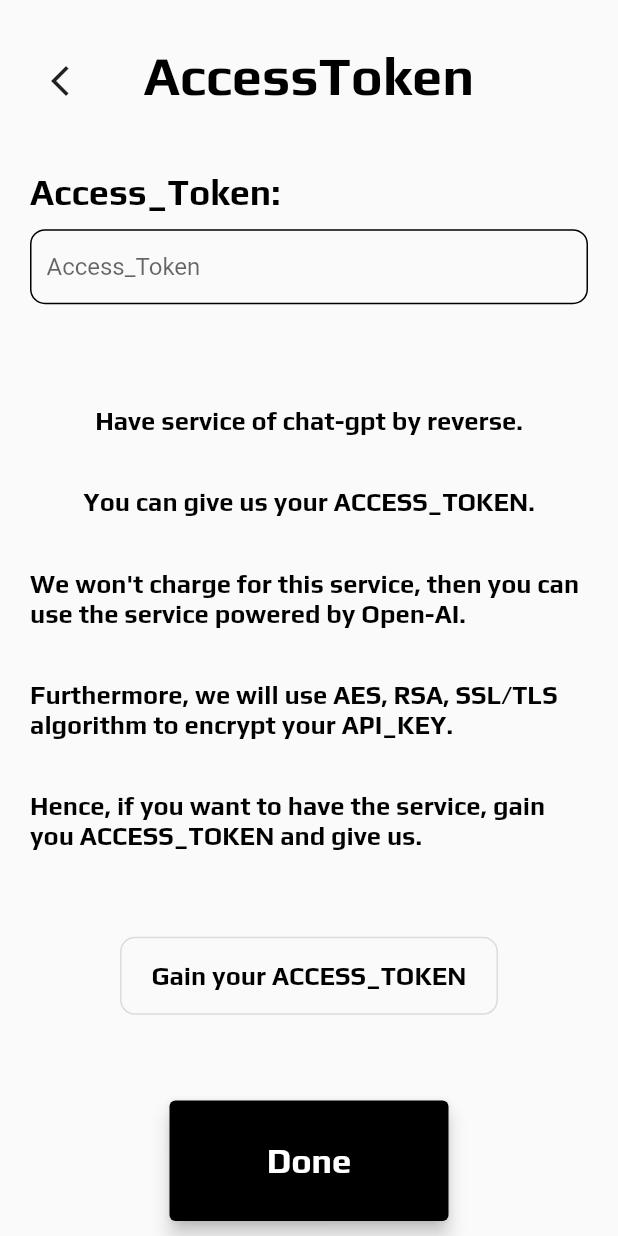
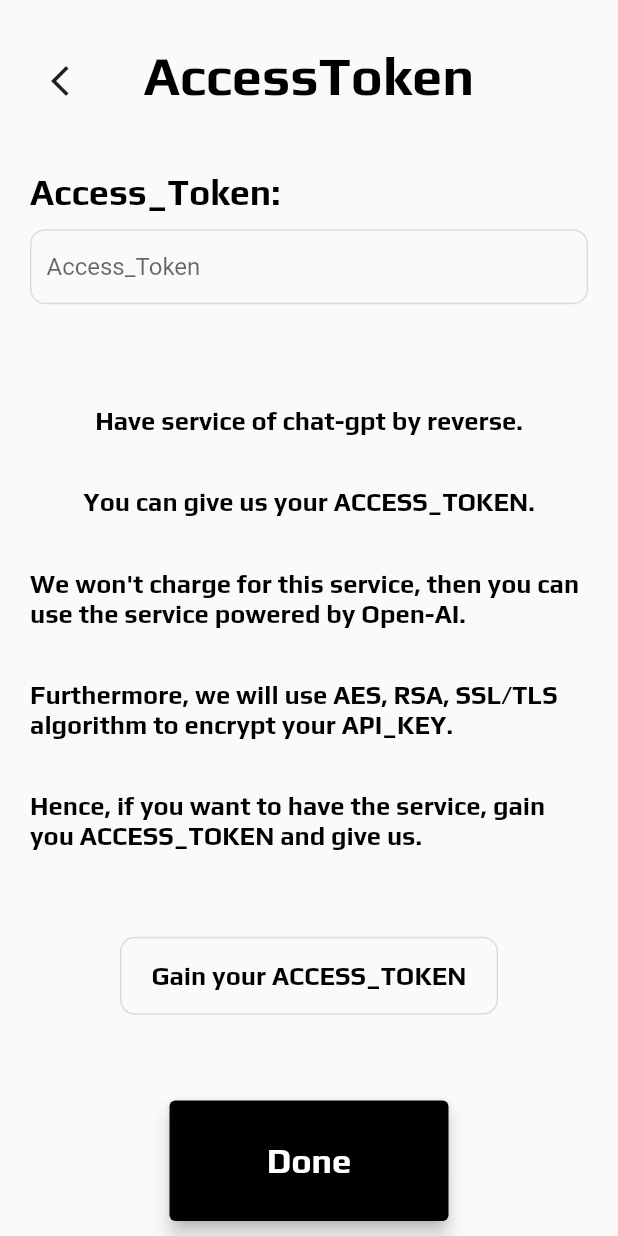
Before and after one commit to weiawesome/study_savvy_app, a Flutter app: the AccessTokenPage screen opened by its route, on a phone screen of 412 x 824 dp. Run offline on Flutter 3.47's test engine with Material 2 defaults, Android fonts, the light colour scheme and no system bars; our stand-ins replace audioplayers, device_preview, flutter_bloc, flutter_cache_manager, flutter_secure_storage, liquid_pull_to_refresh; missing offline and left inert: adv_camera, asn1lib, encrypt, pointycastle, wechat_assets_picker; accounts and stored records are empty.

Commit message:
Edit border color.

```diff
--- a/lib/screens/profile/access_token.dart
+++ b/lib/screens/profile/access_token.dart
@@ -78,7 +78,7 @@
                                         Container(
                                           margin: const EdgeInsets.only(top: 10),
                                           width: double.infinity,
-                                          decoration: BoxDecoration(borderRadius: BorderRadius.circular(10),border: Border.all(width: 1)),
+                                          decoration: BoxDecoration(borderRadius: BorderRadius.circular(10),border: Border.all(color: Theme.of(context).brightness==Brightness.light?LightStyle.borderColor:DarkStyle.borderColor)),
                                           padding: const EdgeInsets.symmetric(horizontal: 10),
                                           child: TextField(
                                             controller: _controller,
--- a/lib/screens/profile/api_key.dart
+++ b/lib/screens/profile/api_key.dart
@@ -75,7 +75,7 @@
                                       children: [
                                         Text('Api_Key:',style: Theme.of(context).textTheme.displayMedium,),
                                         Container(
-                                          decoration: BoxDecoration(borderRadius: BorderRadius.circular(10),border: Border.all(width: 1)),
+                                          decoration: BoxDecoration(borderRadius: BorderRadius.circular(10),border: Border.all(color: Theme.of(context).brightness==Brightness.light?LightStyle.borderColor:DarkStyle.borderColor)),
                                           padding: const EdgeInsets.symmetric(horizontal: 10),
                                           margin: const EdgeInsets.only(top: 10),
                                           child: TextField(
```
